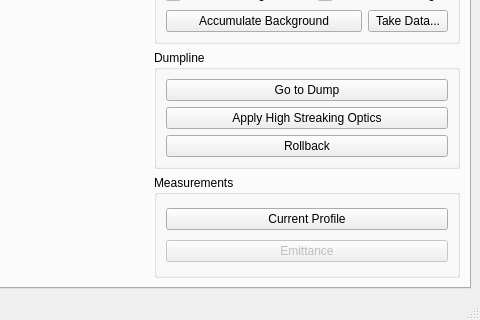
Before: the Qt Designer form esme/gui/ui/mainwindow.ui in st-walker/esme, drawn with Qt 5; both pictures show x 920 to 1400 and y 465 to 785 of the 1400 by 785 pixel window.
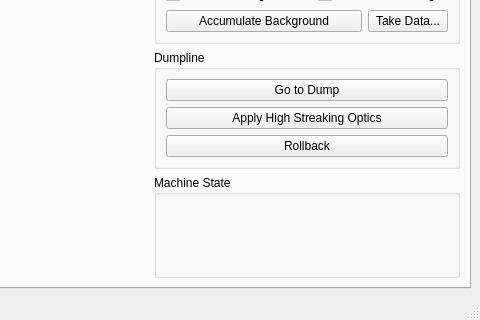
After: the same form once the commit is applied. Custom widgets are drawn as their Qt base class.

Patch:
```diff
--- a/esme/gui/ui/mainwindow.ui
+++ b/esme/gui/ui/mainwindow.ui
@@ -250,25 +250,11 @@
         <item row="5" column="1">
          <widget class="QGroupBox" name="groupBox_4">
           <property name="title">
-           <string>Measurements</string>
+           <string>Machine State</string>
           </property>
           <layout class="QVBoxLayout" name="verticalLayout_2">
            <item>
-            <widget class="QPushButton" name="pushButton">
-             <property name="text">
-              <string>Current Profile</string>
-             </property>
-            </widget>
-           </item>
-           <item>
-            <widget class="QPushButton" name="pushButton_2">
-             <property name="enabled">
-              <bool>false</bool>
-             </property>
-             <property name="text">
-              <string>Emittance</string>
-             </property>
-            </widget>
+            <widget class="IndicatorPanelWidget" name="widget" native="true"/>
            </item>
           </layout>
          </widget>
@@ -377,6 +363,12 @@
    <header location="global">esme.gui.screen</header>
    <container>1</container>
   </customwidget>
+  <customwidget>
+   <class>IndicatorPanelWidget</class>
+   <extends>QWidget</extends>
+   <header>esme.gui.indicator</header>
+   <container>1</container>
+  </customwidget>
  </customwidgets>
  <resources/>
  <connections/>
```
Left out of the diff: 2 changed lines with no effect on the pictures.
